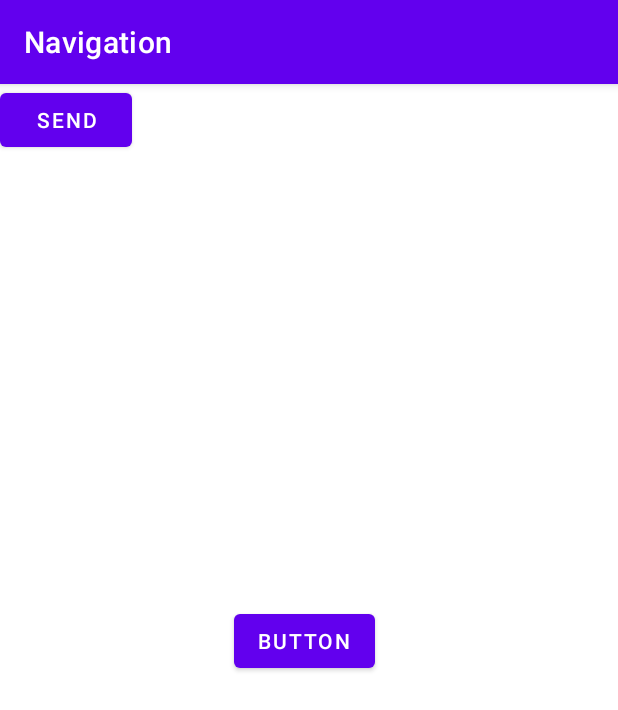
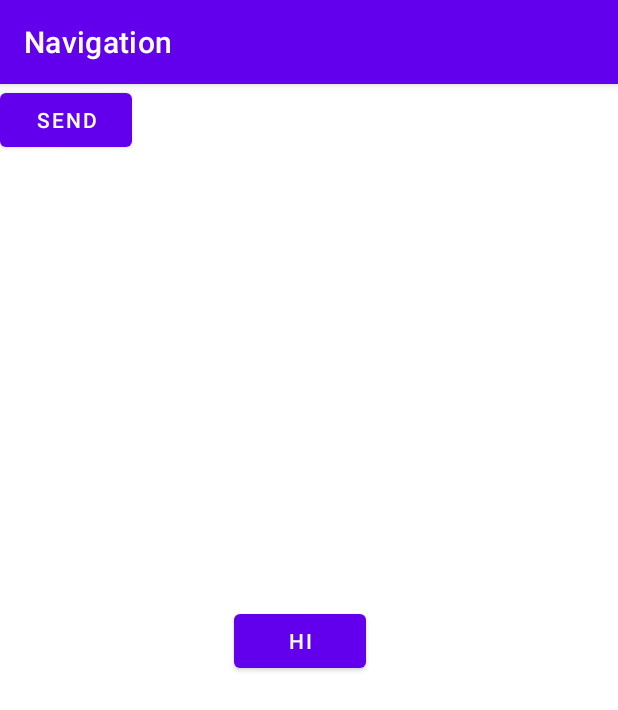
Before and after one commit to Rahul-KP/Navigation, an Android app: the screen it shows after launch (MapActivity), after a tap on "SEND", on a phone screen of 412 x 824 dp. Shown: the top 710 px of the screen. Run offline under Robolectric (Android 15) with nearby library versions, the light colour scheme and no system bars; our stand-ins replace Firebase (no records; nobody signed in at launch, a user with empty details on screens opened directly), Timber; libraries missing offline, so code that uses them is left out: com.mappls.sdk; plain views replace MapView; 6 statements that could not run were skipped; 2 other taps on this screen came first.

Commit message:
Added on click listener to button on fragment

```diff
--- a/app/src/main/java/com/ambulancepath/navigation/ExampleFragment.java
+++ b/app/src/main/java/com/ambulancepath/navigation/ExampleFragment.java
@@ -1,10 +1,39 @@
 package com.ambulancepath.navigation;
 
+import android.app.Activity;
+import android.os.Bundle;
+import android.view.LayoutInflater;
+import android.view.View;
+import android.view.ViewGroup;
+import android.widget.Button;
+import android.widget.Toast;
+
+import androidx.annotation.NonNull;
+import androidx.annotation.Nullable;
 import androidx.fragment.app.Fragment;
 
 
-public class ExampleFragment extends Fragment {
+public class ExampleFragment extends Fragment implements View.OnClickListener {
+
+    private Button location;
+
     public ExampleFragment() {
         super(R.layout.example_fragment);
     }
+
+    @Nullable
+    @Override
+    public View onCreateView(@NonNull LayoutInflater inflater, @Nullable ViewGroup container, @Nullable Bundle savedInstanceState) {
+        View view = inflater.inflate(R.layout.example_fragment, container, false);
+        location = (Button) view.findViewById(R.id.button4);
+        location.setOnClickListener(this);
+        Toast.makeText(getContext(), "Hello", Toast.LENGTH_SHORT).show();
+        return view;
+    }
+
+    @Override
+    public void onClick(View view) {
+        Toast.makeText(getContext(), "Hello, go away", Toast.LENGTH_SHORT).show();
+        location.setText("HI");
+    }
 }
--- a/app/src/main/java/com/ambulancepath/navigation/MapActivity.java
+++ b/app/src/main/java/com/ambulancepath/navigation/MapActivity.java
@@ -4,6 +4,7 @@ import androidx.appcompat.app.AppCompatActivity;
 
 import android.os.Bundle;
 import android.view.View;
+import android.widget.Toast;
 
 public class MapActivity extends AppCompatActivity {
 
```
Also changed, not shown: 1 other file.
